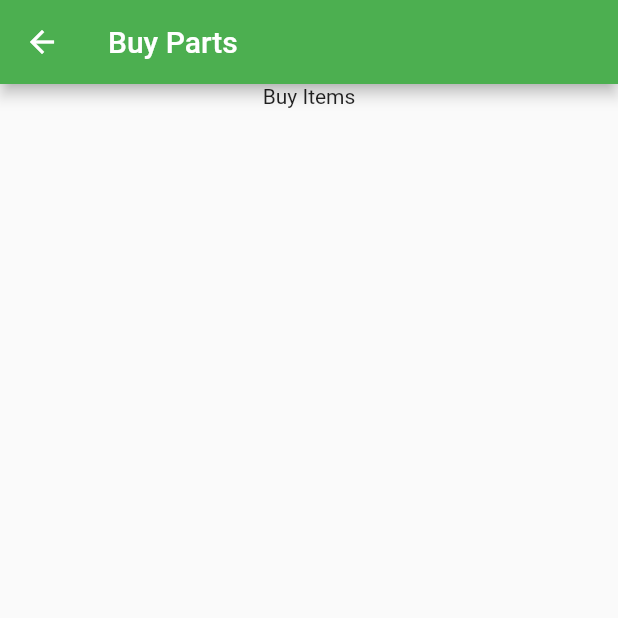
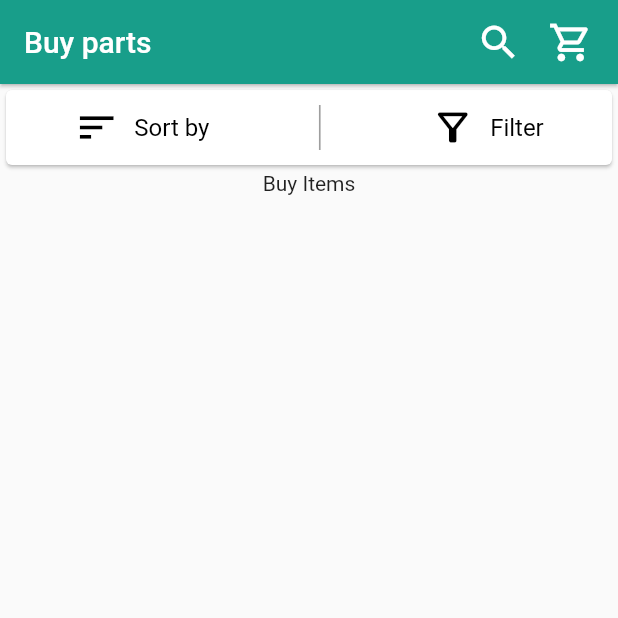
Before and after one commit to iZeroKim/Uado, a Flutter app: the PartsList screen opened directly, on a phone screen of 412 x 824 dp, the top half of it. Run offline on Flutter 3.47's test engine with Material 2 defaults, Android fonts, the light colour scheme and no system bars; our stand-ins replace flutter_dash, flutter_datetime_picker, getwidget, image_picker.

Commit message:
Add shopping cart and search appbar actions

```diff
--- a/lib/main.dart
+++ b/lib/main.dart
@@ -5,7 +5,7 @@ import 'package:uado/providers/clubs_provider.dart';
 import 'package:uado/providers/garage_provider.dart';
 import 'package:uado/providers/mechanic_provider.dart';
 import 'package:uado/providers/trips_provider.dart';
-import 'package:uado/screens/dash_board.dart';
+import 'package:uado/screens/parts/parts_list.dart';
 
 void main() {
   runApp(const MyApp());
@@ -37,7 +37,8 @@ class MyApp extends StatelessWidget {
         ),
 
         // home: const InitialLoginPage(),
-        home: const DashBoard(),
+        home: const PartsList(),
+
       ),
     );
   }
--- a/lib/screens/dash_board.dart
+++ b/lib/screens/dash_board.dart
@@ -1,6 +1,7 @@
 import 'package:flutter/material.dart';
 import 'package:uado/screens/clubs/club_list.dart';
 import 'package:uado/screens/garage/garage_list.dart';
+import 'package:uado/screens/parts/parts_list.dart';
 import 'package:uado/screens/services/services.dart';
 
 import '../models/AppService.dart';
@@ -36,14 +37,14 @@ class _DashBoardState extends State<DashBoard> {
     AppService insurance =
         AppService(name: "Insurance", imagePath: "assets/images/car.jpg");
     AppService parts =
-        AppService(name: "Buy part", imagePath: "assets/images/mechanic.png");
+        AppService(name: "Buy part", imagePath: "assets/images/mechanic.png", link: PartsList());
     AppService clubs = AppService(
         name: "Join car club", imagePath: "assets/images/clubs.png", link: ClubList());
     AppService buy = AppService(
 
         name: "Buy/Sell car", imagePath: "assets/images/mechanic.png");
 
-    List<AppService> services = [garages, records, trips, freelancers, clubs];
+    List<AppService> services = [garages, records, trips, freelancers, clubs, parts];
     return Scaffold(
       backgroundColor: Colors.white,
       appBar: AppBar(
--- a/lib/screens/parts/parts_list.dart
+++ b/lib/screens/parts/parts_list.dart
@@ -12,13 +12,88 @@ class _PartsListState extends State<PartsList> {
   Widget build(BuildContext context) {
     return Scaffold(
       appBar: AppBar(
-        title: Text("Buy Parts", style: TextStyle(color:Colors.white)),
+        backgroundColor: const Color.fromRGBO(24, 158, 138, 1),
+        elevation: 1.0,
+        title: const Text("Buy parts"),
+        actions: [
+          IconButton(
+            icon: const Icon(
+              Icons.search_outlined,
+              color: Colors.white,
+              size: 30,
+            ),
+            padding: const EdgeInsets.only(right: 15.0),
+            tooltip: 'Search',
+            onPressed: () {},
+          ),
+          IconButton(
+            icon: const Icon(
+              Icons.shopping_cart_outlined,
+              color: Colors.white,
+              size: 30,
+            ),
+            padding: const EdgeInsets.only(right: 15.0),
+            tooltip: 'Shopping cart',
+            onPressed: () {},
+          ),
+        ],
       ),
       body:SafeArea(
         child: ListView(
           children: [
             Column(
-              children: [Center(
+              children: [
+                Card(
+                  elevation: 1.0,
+                  child: Padding(
+                    padding: const EdgeInsets.all(10.0),
+                    child: Row(
+                      mainAxisAlignment: MainAxisAlignment.spaceAround,
+                      children: [
+                        InkWell(
+                          onTap: () {},
+                          child: Row(
+                            children: [
+                              Icon(Icons.sort, color: Colors.black, size: 30,),
+                              SizedBox(width: 10,),
+                              Text("Sort by", style: TextStyle(color: Colors.black, fontSize: 16),)
+                            ],
+                          ),
+                        ),
+                        Padding(
+                          padding: const EdgeInsets.only(
+                            left: 2.0,
+                            right: 2.0,
+                          ),
+                          child: Container(
+                            height: 30,
+                            padding: const EdgeInsets.only(
+                              top: 2.0,
+                              bottom: 2.0,
+                            ),
+                            decoration: const BoxDecoration(
+                                border: Border(
+                                  left: BorderSide(
+                                      width: 1.1,
+                                      color: Colors.grey),
+                                )),
+                          ),
+                        ),
+                        InkWell(
+                          onTap: () {},
+                          child: Row(
+                            children: [
+                              Icon(Icons.filter_alt_outlined, color: Colors.black, size: 30,),
+                              SizedBox(width: 10,),
+                              Text("Filter", style: TextStyle(color: Colors.black, fontSize: 16),)
+                            ],
+                          ),
+                        )
+                      ],
+                    ),
+                  ),
+                ),
+                Center(
                 child: Text("Buy Items")
               )],
             )
```
